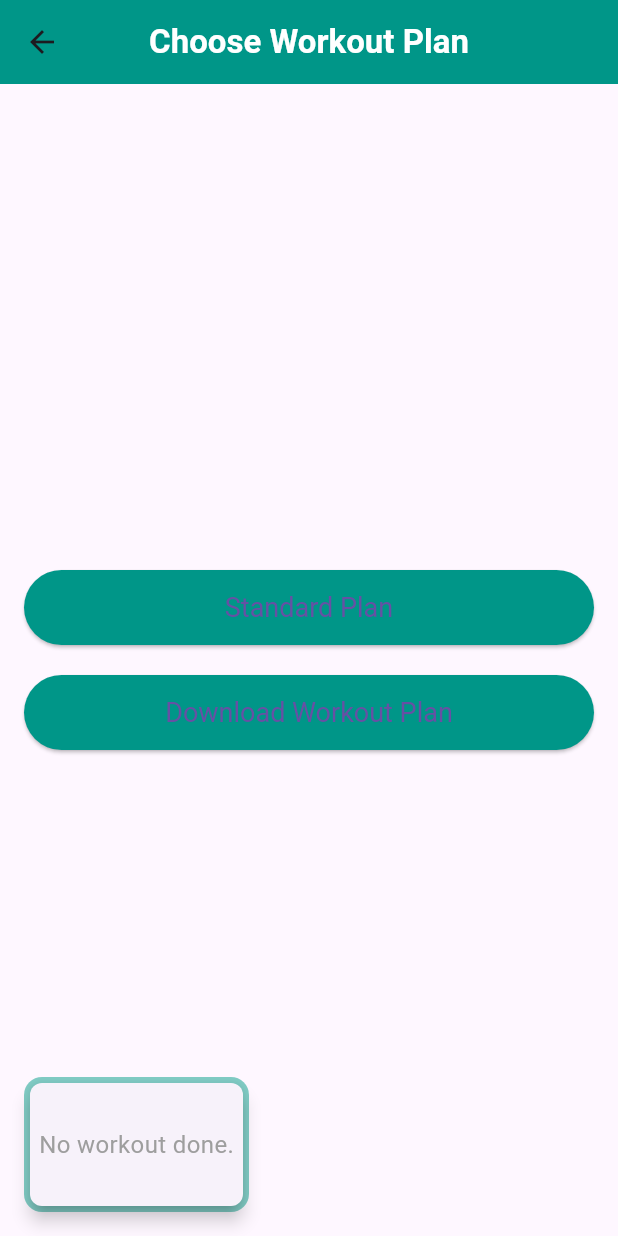
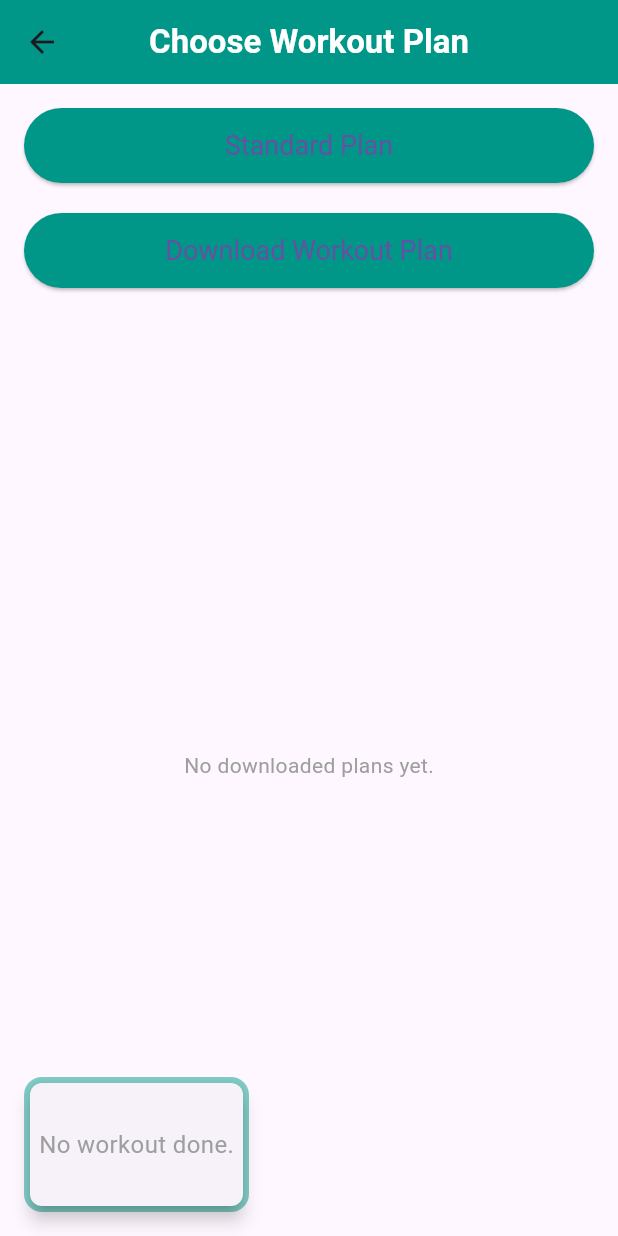
Before and after one commit to raorupesh/WorkoutApplication, a Flutter app: the screen it shows after launch, after a tap on the "add" icon, on a phone screen of 412 x 824 dp. Run offline on Flutter 3.47's test engine with Material 3 defaults, Android fonts, the phone set to English and light mode, and no system bars; our stand-ins replace sqflite; accounts and stored records are empty.

Commit message:
Sqflite Database connection completed

```diff
--- a/lib/main.dart
+++ b/lib/main.dart
@@ -1,25 +1,26 @@
 import 'package:flutter/material.dart';
 import 'package:provider/provider.dart';
+import 'models/workout_model.dart';
+import 'services/database_service.dart';
+import 'workout_details/workout_history_page.dart';
 
-import 'models/workout_model.dart'; // Import workout model
-import 'workout_details/workout_history_page.dart'; // Import the workout history page
+void main() async {
+  WidgetsFlutterBinding.ensureInitialized();
 
-void main() => runApp(MyApp());
+  // Make sure DB is initialized before runApp
+  final workoutProvider = WorkoutProvider();
+  await workoutProvider.initProvider();
 
-class MyApp extends StatelessWidget {
-  const MyApp({super.key});
-
-  @override
-  Widget build(BuildContext context) {
-    return ChangeNotifierProvider(
-      create: (_) => WorkoutProvider(),
+  runApp(
+    ChangeNotifierProvider(
+      create: (_) => workoutProvider,
       child: MaterialApp(
         title: 'Workout Tracker',
         debugShowCheckedModeBanner: false,
         theme: ThemeData(
           primarySwatch: Colors.teal,
           appBarTheme: AppBarTheme(
-            backgroundColor: Colors.teal, // AppBar teal color
+            backgroundColor: Colors.teal,
             titleTextStyle: TextStyle(
               fontSize: 22,
               fontWeight: FontWeight.w600,
@@ -29,17 +30,38 @@ class MyApp extends StatelessWidget {
         ),
         home: WorkoutHistoryPage(),
       ),
-    );
-  }
+    ),
+  );
 }
 
 class WorkoutProvider with ChangeNotifier {
   List<Workout> _workouts = [];
+  List<Workout> _downloadedPlans = [];
 
+  // Expose them via getters
   List<Workout> get workouts => _workouts;
+  List<Workout> get downloadedPlans => _downloadedPlans;
 
-  void addWorkout(Workout workout) {
+  // This runs once at app startup (see main())
+  Future<void> initProvider() async {
+    _workouts = await DBService.instance.getAllCompletedWorkouts();
+    _downloadedPlans = await DBService.instance.getAllDownloadedPlans();
+    notifyListeners();
+  }
+
+  // Called when user finishes recording a workout
+  Future<void> addWorkout(Workout workout) async {
     _workouts.add(workout);
     notifyListeners();
+    // Persist to DB
+    await DBService.instance.insertCompletedWorkout(workout);
+  }
+
+  // Called to save a new downloaded plan for future usage
+  Future<void> addDownloadedPlan(Workout plan) async {
+    _downloadedPlans.add(plan);
+    notifyListeners();
+    // Persist to DB
+    await DBService.instance.insertDownloadedPlan(plan);
   }
 }
--- /dev/null
+++ b/lib/services/database_service.dart
@@ -0,0 +1,105 @@
+import 'dart:convert';
+import 'package:path/path.dart';
+import 'package:sqflite/sqflite.dart';
+import '../../models/workout_model.dart';
+
+class DBService {
+  // Singleton pattern
+  DBService._privateConstructor();
+  static final DBService instance = DBService._privateConstructor();
+
+  static Database? _database;
+  Future<Database> get database async {
+    if (_database != null) return _database!;
+    _database = await _initDB();
+    return _database!;
+  }
+
+  // Initialize the database
+  Future<Database> _initDB() async {
+    final dbPath = await getDatabasesPath();
+    String path = join(dbPath, 'workouts.db');
+    return await openDatabase(
+      path,
+      version: 1,
+      onCreate: _onCreate,
+    );
+  }
+
+  // Create the tables
+  Future<void> _onCreate(Database db, int version) async {
+    // Table for completed workouts
+    await db.execute('''
+      CREATE TABLE workouts (
+        id INTEGER PRIMARY KEY AUTOINCREMENT,
+        workoutJson TEXT NOT NULL
+      )
+    ''');
+
+    // Table for downloaded workout plans
+    await db.execute('''
+      CREATE TABLE downloaded_plans (
+        id INTEGER PRIMARY KEY AUTOINCREMENT,
+        workoutJson TEXT NOT NULL
+      )
+    ''');
+  }
+
+  // ------- Completed Workouts --------
+  Future<void> insertCompletedWorkout(Workout workout) async {
+    final db = await database;
+    // Convert workout to JSON so we can store it in a single column
+    String workoutJson = jsonEncode({
+      'workoutName': workout.workoutName,
+      'date': workout.date,
+      'exercises': workout.exercises.map((e) => {
+        'name': e.name,
+        'target': e.targetOutput,
+        'unit': e.type
+      }).toList(),
+      'exerciseResults': workout.exerciseResults.map((r) => {
+        'name': r.name,
+        'output': r.achievedOutput,
+        'type': r.type
+      }).toList(),
+    });
+    await db.insert('workouts', {'workoutJson': workoutJson});
+  }
+
+  // Retrieve all completed workouts from database
+  Future<List<Workout>> getAllCompletedWorkouts() async {
+    final db = await database;
+    final result = await db.query('workouts');
+    List<Workout> workouts = result.map((row) {
+      final Map<String, dynamic> jsonMap = jsonDecode(row['workoutJson'] as String);
+      return Workout.fromJson(jsonMap);
+    }).toList();
+    return workouts;
+  }
+
+  // ------- Downloaded Plans --------
+  Future<void> insertDownloadedPlan(Workout plan) async {
+    final db = await database;
+    // Convert plan to JSON so we can store it
+    String planJson = jsonEncode({
+      'name': plan.workoutName,
+      'exercises': plan.exercises.map((e) => {
+        'name': e.name,
+        'target': e.targetOutput,
+        'unit': e.type
+      }).toList()
+      // We typically don’t need exerciseResults for a newly downloaded plan
+      // because it hasn’t been performed yet. But you could store them if you want.
+    });
+    await db.insert('downloaded_plans', {'workoutJson': planJson});
+  }
+
+  Future<List<Workout>> getAllDownloadedPlans() async {
+    final db = await database;
+    final result = await db.query('downloaded_plans');
+    return result.map((row) {
+      final Map<String, dynamic> jsonMap = jsonDecode(row['workoutJson'] as String);
+      return Workout.fromJson(jsonMap);
+    }).toList();
+  }
+}
--- a/lib/workout_details/workout_selection_page.dart
+++ b/lib/workout_details/workout_selection_page.dart
@@ -1,31 +1,34 @@
 import 'package:flutter/material.dart';
+import 'package:provider/provider.dart';
 import 'package:workoutpage/workout_details/standard_workout_recording_page.dart';
 import 'download_workout_page.dart';
-import '../widgets/recent_performance_widget.dart'; // Import the RecentPerformanceWidget
+import '../widgets/recent_performance_widget.dart';
+import '../main.dart';
+import '../models/workout_model.dart';
 
 class WorkoutPlanSelectionPage extends StatelessWidget {
   @override
   Widget build(BuildContext context) {
+    final downloadedPlans = Provider.of<WorkoutProvider>(context).downloadedPlans;
+
     return Scaffold(
       appBar: AppBar(
         title: Text("Choose Workout Plan"),
         centerTitle: true,
       ),
-      body: Stack( // Use Stack to position the widget at the bottom
+      body: Stack(
         children: [
+          // The main column with the existing two buttons + a list of downloaded plans
           Padding(
             padding: const EdgeInsets.all(16.0),
             child: Column(
-              mainAxisAlignment: MainAxisAlignment.center,
               children: [
-                // Standard Plan Button
+                // Existing Standard Plan
                 ElevatedButton(
                   onPressed: () {
                     Navigator.push(
                       context,
-                      MaterialPageRoute(
-                        builder: (context) => StandardWorkoutRecordingPage(),
-                      ),
+                      MaterialPageRoute(builder: (context) => StandardWorkoutRecordingPage()),
                     );
                   },
                   child: Text("Standard Plan"),
@@ -36,14 +39,12 @@ class WorkoutPlanSelectionPage extends StatelessWidget {
                   ),
                 ),
                 SizedBox(height: 20),
-                // Download Workout Plan Button
+                // Existing Download Plan button
                 ElevatedButton(
                   onPressed: () {
                     Navigator.push(
                       context,
-                      MaterialPageRoute(
-                        builder: (context) => DownloadWorkoutPage(),
-                      ),
+                      MaterialPageRoute(builder: (context) => DownloadWorkoutPage()),
                     );
                   },
                   child: Text("Download Workout Plan"),
@@ -53,22 +54,57 @@ class WorkoutPlanSelectionPage extends StatelessWidget {
                     textStyle: TextStyle(fontSize: 18),
                   ),
                 ),
+                SizedBox(height: 20),
+                // List of previously downloaded plans
+                Expanded(
+                  child: downloadedPlans.isEmpty
+                      ? Center(
+                    child: Text(
+                      "No downloaded plans yet.",
+                      style: TextStyle(color: Colors.grey),
+                    ),
+                  )
+                      : ListView.builder(
+                    itemCount: downloadedPlans.length,
+                    itemBuilder: (context, index) {
+                      final plan = downloadedPlans[index];
+                      return Card(
+                        child: ListTile(
+                          title: Text(plan.workoutName),
+                          subtitle: Text(
+                              "${plan.exercises.length} exercises in this plan"),
+                          onTap: () {
+                            // Navigate to the same recording page, but pass in the plan
+                            Navigator.push(
+                              context,
+                              MaterialPageRoute(
+                                builder: (_) => StandardWorkoutRecordingPage(
+                                  workoutPlan: plan, // pass the plan
+                                ),
+                              ),
+                            );
+                          },
+                        ),
+                      );
+                    },
+                  ),
+                ),
               ],
             ),
           ),
-          // Recent Performance Widget in bottom-left corner
+          // The performance widget in the bottom-left corner
           Align(
             alignment: Alignment.bottomLeft,
             child: Padding(
               padding: const EdgeInsets.all(16.0),
               child: Container(
-                width: 150, // Set the width to make it smaller
-                height: 90, // Set the height to make it smaller
+                width: 150,
+                height: 90,
                 decoration: BoxDecoration(
                   color: Colors.teal.shade200,
-                  borderRadius: BorderRadius.circular(12), // Optional: Rounded corners
+                  borderRadius: BorderRadius.circular(12),
                 ),
-                child: RecentPerformanceWidget(), // The widget you want to add
+                child: RecentPerformanceWidget(),
               ),
             ),
           ),
--- a/pubspec.yaml
+++ b/pubspec.yaml
@@ -34,7 +34,8 @@ dependencies:
   intl: ^0.17.0
   http: ^0.13.6
   html: ^0.15.0
-
+  sqflite: ^2.2.8+3
+  path: ^1.8.3
 
   # The following adds the Cupertino Icons font to your application.
   # Use with the CupertinoIcons class for iOS style icons.
```
Also changed, not shown: lib/workout_details/download_workout_page.dart (+4 -10 lines), lib/workout_details/standard_workout_recording_page.dart (+41 -28 lines), pubspec.lock, 4 other files.
